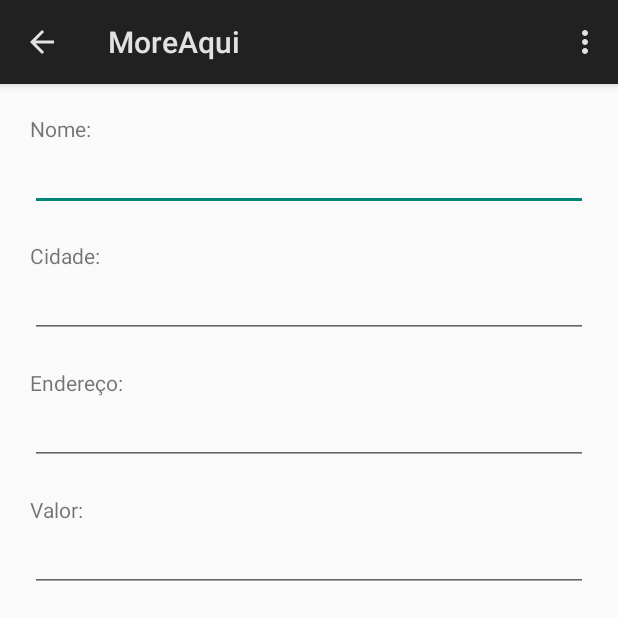
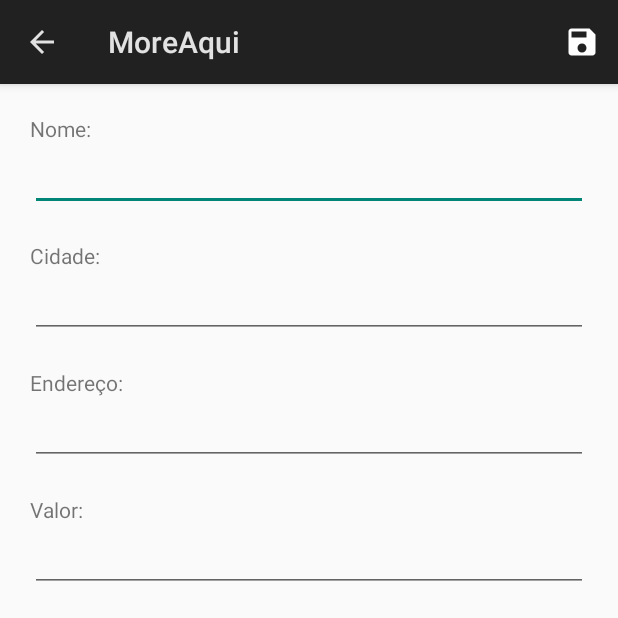
Before and after one commit to COLTEC-TP/Trimestral-01, an Android app: the NovoImovelActivity screen opened directly, with no data from a screen before it, on a phone screen of 412 x 824 dp, the top half of it. Run offline under Robolectric (Android 15) with nearby library versions, the phone set to English and light mode, and no system bars.

Commit message:
work in progress

```diff
--- a/app/src/main/res/layout/activity_novo_imovel.xml
+++ b/app/src/main/res/layout/activity_novo_imovel.xml
@@ -11,7 +11,7 @@
     <TextView
         android:layout_width="match_parent"
         android:layout_height="wrap_content"
-        android:text="Nome:"
+        android:text="@string/nome"
         />
     <EditText
         android:id="@+id/nome"
@@ -23,7 +23,7 @@
     <TextView
         android:layout_width="match_parent"
         android:layout_height="wrap_content"
-        android:text="Cidade:"
+        android:text="@string/cidade"
         />
     <EditText
         android:id="@+id/cidade"
@@ -35,7 +35,7 @@
     <TextView
         android:layout_width="match_parent"
         android:layout_height="wrap_content"
-        android:text="Endereço:"
+        android:text="@string/endereco"
         />
     <EditText
         android:id="@+id/endereco"
@@ -47,7 +47,7 @@
     <TextView
         android:layout_width="match_parent"
         android:layout_height="wrap_content"
-        android:text="Valor:"
+        android:text="@string/valor"
         />
     <EditText
         android:id="@+id/valor"
@@ -60,7 +60,7 @@
     <TextView
         android:layout_width="match_parent"
         android:layout_height="wrap_content"
-        android:text="Telefone:"
+        android:text="@string/telefone"
         />
     <EditText
         android:id="@+id/telefone"
--- a/app/src/main/res/menu/menu_novo_imovel.xml
+++ b/app/src/main/res/menu/menu_novo_imovel.xml
@@ -1,11 +1,12 @@
 <?xml version="1.0" encoding="utf-8"?>
-<menu xmlns:android="http://schemas.android.com/apk/res/android"
+<menu xmlns:tools="http://schemas.android.com/tools"
+    xmlns:android="http://schemas.android.com/apk/res/android"
     xmlns:app="http://schemas.android.com/apk/res-auto">
 
     <item android:id="@+id/save"
         android:icon="@drawable/ic_save"
         android:title="Salvar"
-        app:showAsAction="always"
-        />
+        android:showAsAction="always"
+        tools:ignore="AppCompatResource" />
 
 </menu>
--- a/app/src/main/res/values/strings.xml
+++ b/app/src/main/res/values/strings.xml
@@ -1,3 +1,12 @@
 <resources>
     <string name="app_name">MoreAqui</string>
+
+    <string name="nome">Nome:</string>
+    <string name="endereco">Endereço:</string>
+    <string name="cidade">Cidade:</string>
+    <string name="telefone">Telefone:</string>
+    <string name="valor">Valor:</string>
+    <string name="salvar">Salvar</string>
+    <string name="adicionar">Adicionar</string>
+    <string name="busca">Buscar</string>
 </resources>
```
Also changed, not shown: app/src/main/java/br/ufmg/coltec/tp/moreaqui/ImoveisAdapter.java (+20 -3 lines), app/src/main/java/br/ufmg/coltec/tp/moreaqui/MainActivity.java (+27 -10 lines), app/src/main/res/layout/imovel_layout.xml (added, +59 -0 lines), app/src/main/res/menu/menu_main.xml (+8 -6 lines), 1 other file.
